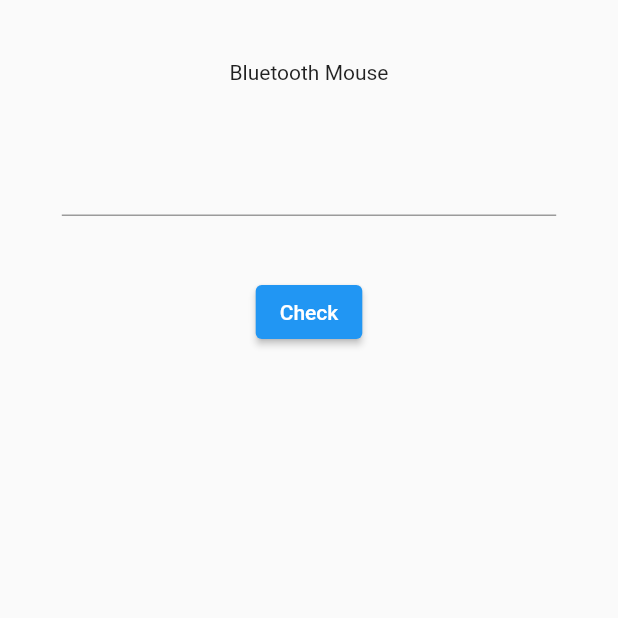
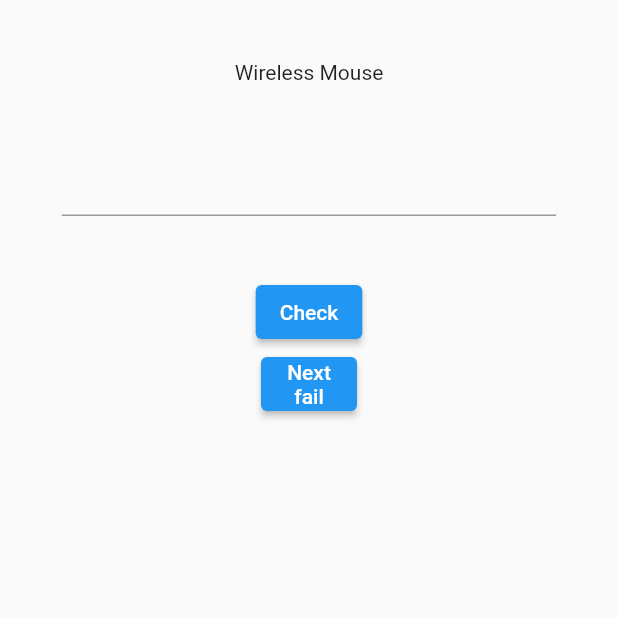
Before and after one commit to kazhoang/new_flutter_code, a Flutter app: the screen it shows after launch, after a tap on "Check", on a phone screen of 412 x 824 dp, the top half of it. Run offline on Flutter 3.47's test engine with Material 2 defaults, Android fonts, the phone set to English and light mode, and no system bars.

Commit message:
check result & show next product

```diff
--- a/lib/main.dart
+++ b/lib/main.dart
@@ -17,7 +17,7 @@
         primarySwatch: Colors.blue,
       ),
       debugShowCheckedModeBanner: false,
-      home: const HomePage(),
+      home: HomePage(),
     );
   }
 }
--- a/lib/pages/home_page.dart
+++ b/lib/pages/home_page.dart
@@ -1,8 +1,32 @@
 import 'package:flutter/material.dart';
 import 'package:flutter/services.dart';
 
-class HomePage extends StatelessWidget {
+class ProductInfo {
+  final String name;
+  final int price;
+
+  ProductInfo(this.name, this.price);
+}
+
+final products = [
+  ProductInfo("Wireless Mouse", 3),
+  ProductInfo("Keyboard", 5),
+  ProductInfo("Camera", 8),
+  ProductInfo("Speaker", 4),
+  ProductInfo("iPad", 1000),
+];
+
+class HomePage extends StatefulWidget {
   const HomePage({Key? key}) : super(key: key);
+
+  @override
+  State<HomePage> createState() => _HomePageState();
+}
+
+class _HomePageState extends State<HomePage> {
+  int _currentProductIndex = 0;
+  int? _inputtedPrice;
+  String _result = '';
 
   @override
   Widget build(BuildContext context) {
@@ -12,17 +36,44 @@
           child: Column(
             children: [
               const Padding(padding: EdgeInsets.only(top: 40)),
-              const Text('Bluetooth Mouse'),
+              Text(products[_currentProductIndex].name),
               const Padding(padding: EdgeInsets.only(top: 40)),
               SizedBox(
                 width: MediaQuery.of(context).size.width * 0.8,
                 child: TextField(
+                  key: const Key('priceInput'),
                   keyboardType: TextInputType.number,
                   inputFormatters: [FilteringTextInputFormatter.digitsOnly],
+                  onChanged: (value) => {_inputtedPrice = int.tryParse(value)},
                 ),
               ),
               const Padding(padding: EdgeInsets.only(top: 40)),
-              ElevatedButton(onPressed: () {}, child: const Text('Check'))
+              ElevatedButton(
+                  onPressed: () {
+                    setState(() {
+                      _result =
+                          _inputtedPrice == products[_currentProductIndex].price
+                              ? 'pass'
+                              : 'fail';
+                    });
+                  },
+                  child: const Text('Check')),
+              Visibility(
+                visible: _result.isNotEmpty,
+                child: ElevatedButton(
+                    onPressed: () {
+                      setState(() {
+                        _result = '';
+                        if (_currentProductIndex < 4) _currentProductIndex++;
+                      });
+                    },
+                    child: Column(
+                      children: [
+                        const Text('Next'),
+                        Text(_result, key: const Key('result'))
+                      ],
+                    )),
+              ),
             ],
           ),
         ),
```
Also changed, not shown: 1 other file.
